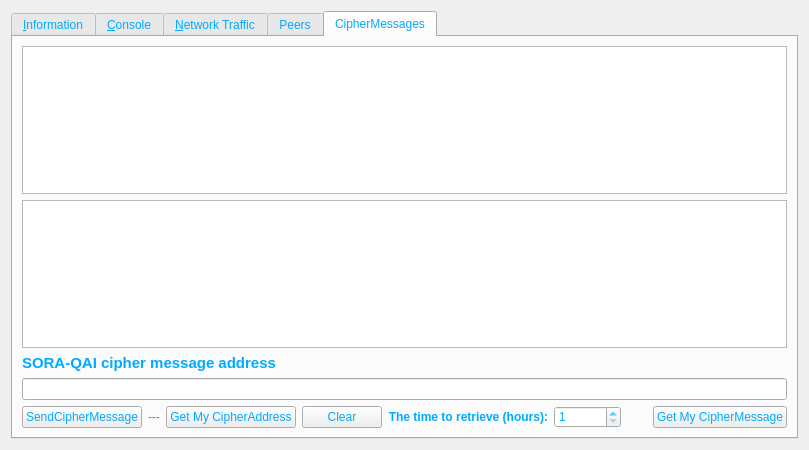
This is src/qt/forms/rpcconsole.ui in FromHDDtoSSD/SorachanCoin-qt as Qt 5 draws it before an edit. The edited form follows.
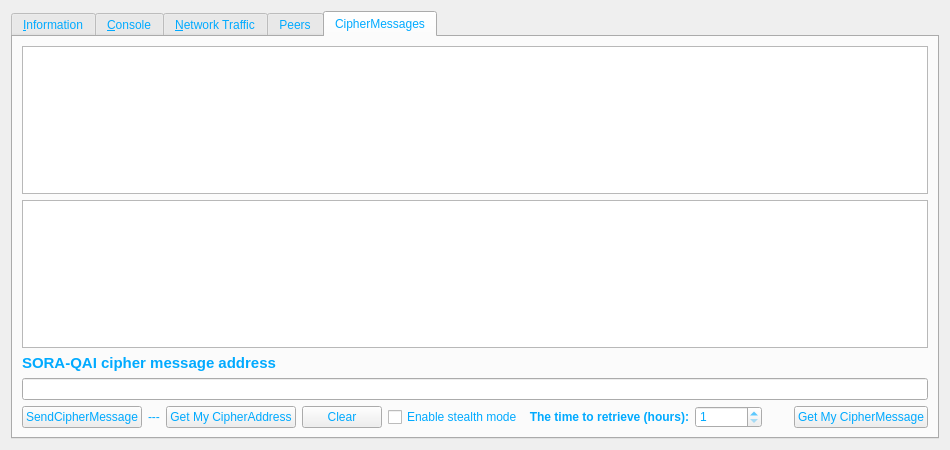
This is the edited form. The open tabs and pages were chosen to show the change. Icons and pictures are not drawn. Custom widgets are drawn as their Qt base class.

Commit message: Added Stealth Mode to make the source of encrypted messages undetectable.

```diff
--- a/src/qt/forms/rpcconsole.ui
+++ b/src/qt/forms/rpcconsole.ui
@@ -1041,6 +1041,13 @@
            </property>
           </widget>
          </item>
+         <item>
+          <widget class="QCheckBox" name="stealthCheckBox">
+           <property name="text">
+            <string>Enable stealth mode</string>
+           </property>
+          </widget>
+         </item>
          <item>
           <spacer name="__horizontalSpacer_4">
            <property name="orientation">
```
The commit also changes 6 other files.
